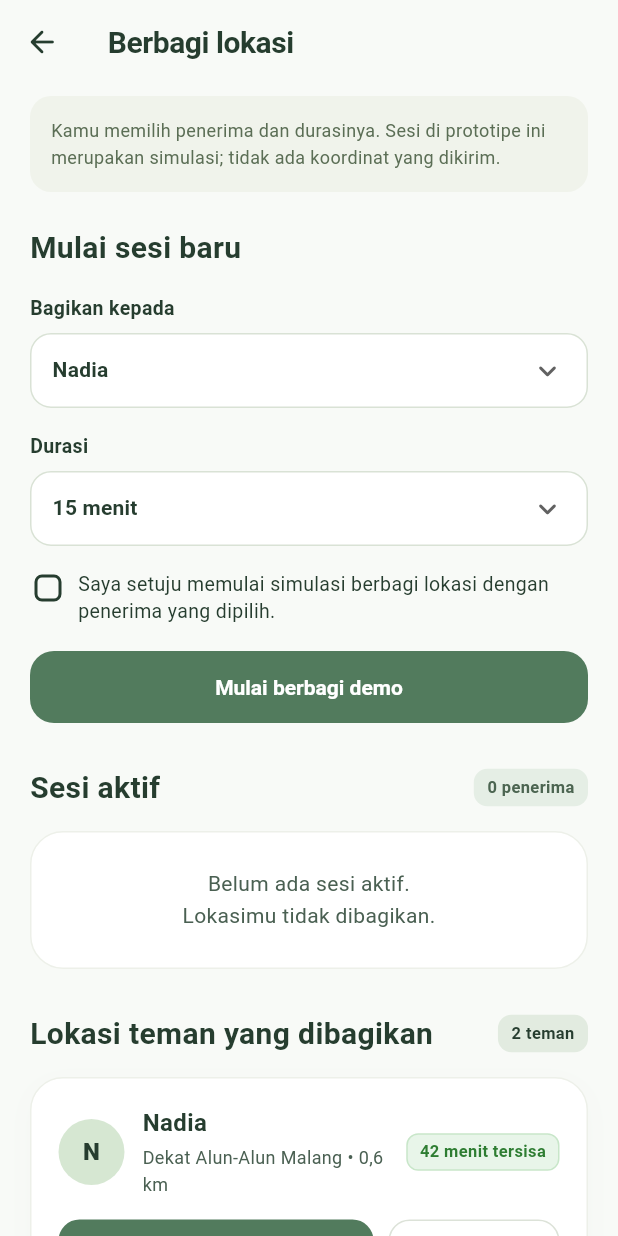
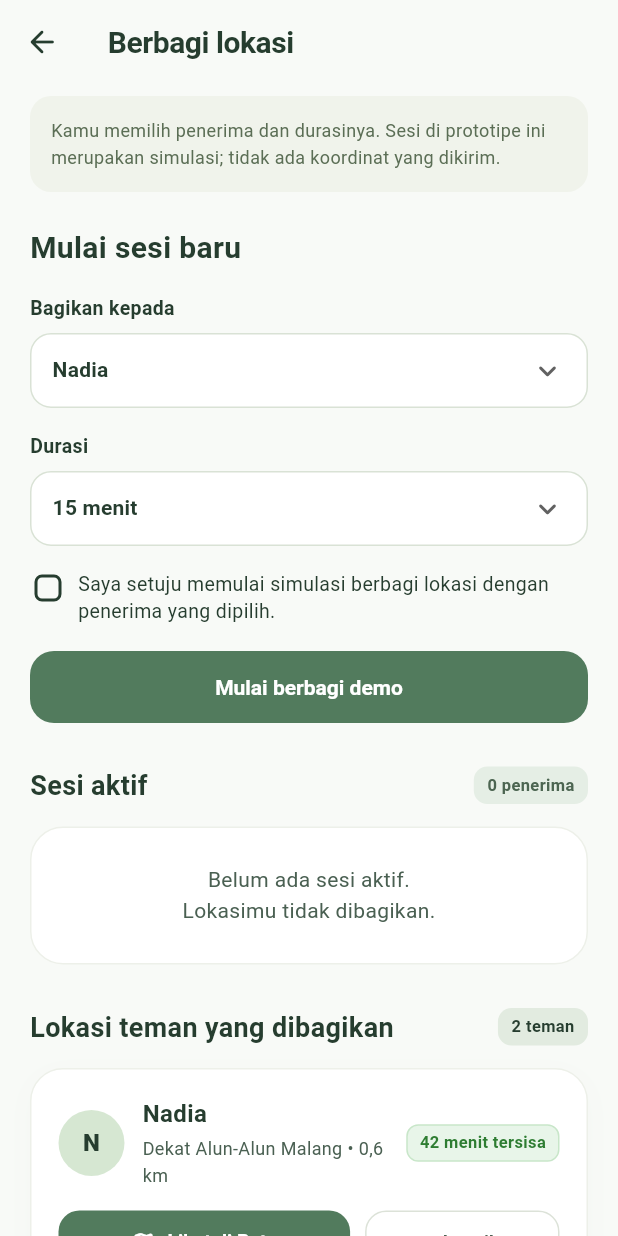
Before and after one commit to JonathanA-P/taut, a Flutter app: the ManageLocationSharingScreen screen opened by its route, on a phone screen of 412 x 824 dp. Run offline on Flutter 3.47's test engine with Material 3 defaults, Android fonts, the phone set to English and light mode, and no system bars; our stand-ins replace camera, flutter_map, flutter_tts, geolocator, latlong2, permission_handler and 3 more; missing offline and left inert: tflite_flutter; accounts and stored records are empty.

Commit message:
fix(location): resolve RenderFlex 21px overflow in section header and fix button text clipping

```diff
--- a/lib/features/friends/presentation/manage_location_sharing_screen.dart
+++ b/lib/features/friends/presentation/manage_location_sharing_screen.dart
@@ -105,7 +105,7 @@ class _ManageLocationSharingScreenState
           ),
           body: SafeArea(
             child: SingleChildScrollView(
-              padding: const EdgeInsets.fromLTRB(20, 8, 20, 100),
+              padding: const EdgeInsets.fromLTRB(20, 8, 20, 130),
               child: Column(
                 crossAxisAlignment: CrossAxisAlignment.start,
                 children: [
@@ -308,14 +308,17 @@ class _ManageLocationSharingScreenState
                   Row(
                     mainAxisAlignment: MainAxisAlignment.spaceBetween,
                     children: [
-                      const Text(
+                      const Expanded(
+                        child: Text(
                           'Sesi aktif',
                           style: TextStyle(
-                          fontSize: 20,
+                            fontSize: 18,
                             fontWeight: FontWeight.w700,
                             color: AppColors.darkGreen,
                           ),
                         ),
+                      ),
+                      const SizedBox(width: 8),
                       Container(
                         padding: const EdgeInsets.symmetric(
                           horizontal: 9,
@@ -377,14 +380,17 @@ class _ManageLocationSharingScreenState
                   Row(
                     mainAxisAlignment: MainAxisAlignment.spaceBetween,
                     children: [
-                      const Text(
+                      const Expanded(
+                        child: Text(
                           'Lokasi teman yang dibagikan',
                           style: TextStyle(
-                          fontSize: 20,
+                            fontSize: 18,
                             fontWeight: FontWeight.w700,
                             color: AppColors.darkGreen,
                           ),
                         ),
+                      ),
+                      const SizedBox(width: 8),
                       Container(
                         padding: const EdgeInsets.symmetric(
                           horizontal: 9,
@@ -535,6 +541,7 @@ class _ManageLocationSharingScreenState
           Row(
             children: [
               Expanded(
+                flex: 3,
                 child: SizedBox(
                   height: 42,
                   child: ElevatedButton.icon(
@@ -546,6 +553,8 @@ class _ManageLocationSharingScreenState
                         fontSize: 13,
                         fontWeight: FontWeight.w600,
                       ),
+                      maxLines: 1,
+                      overflow: TextOverflow.ellipsis,
                     ),
                     style: ElevatedButton.styleFrom(
                       backgroundColor: AppColors.primary,
@@ -559,8 +568,9 @@ class _ManageLocationSharingScreenState
                 ),
               ),
               const SizedBox(width: 10),
-              SizedBox(
-                width: 114,
+              Expanded(
+                flex: 2,
+                child: SizedBox(
                   height: 42,
                   child: OutlinedButton(
                     onPressed: () {
@@ -575,13 +585,17 @@ class _ManageLocationSharingScreenState
                     style: OutlinedButton.styleFrom(
                       foregroundColor: AppColors.textSecondary,
                       side: const BorderSide(color: Color(0xFFDCE2D8)),
+                      padding: const EdgeInsets.symmetric(horizontal: 4),
                       shape: RoundedRectangleBorder(
                         borderRadius: BorderRadius.circular(14),
                       ),
                     ),
                     child: const Text(
                       'Sembunyikan',
-                    style: TextStyle(fontSize: 13),
+                      style: TextStyle(fontSize: 12.5),
+                      maxLines: 1,
+                      overflow: TextOverflow.ellipsis,
+                    ),
                   ),
                 ),
               ),
```
Also changed, not shown: 1 other file. Lines whose indentation alone changed are shown as unchanged.
